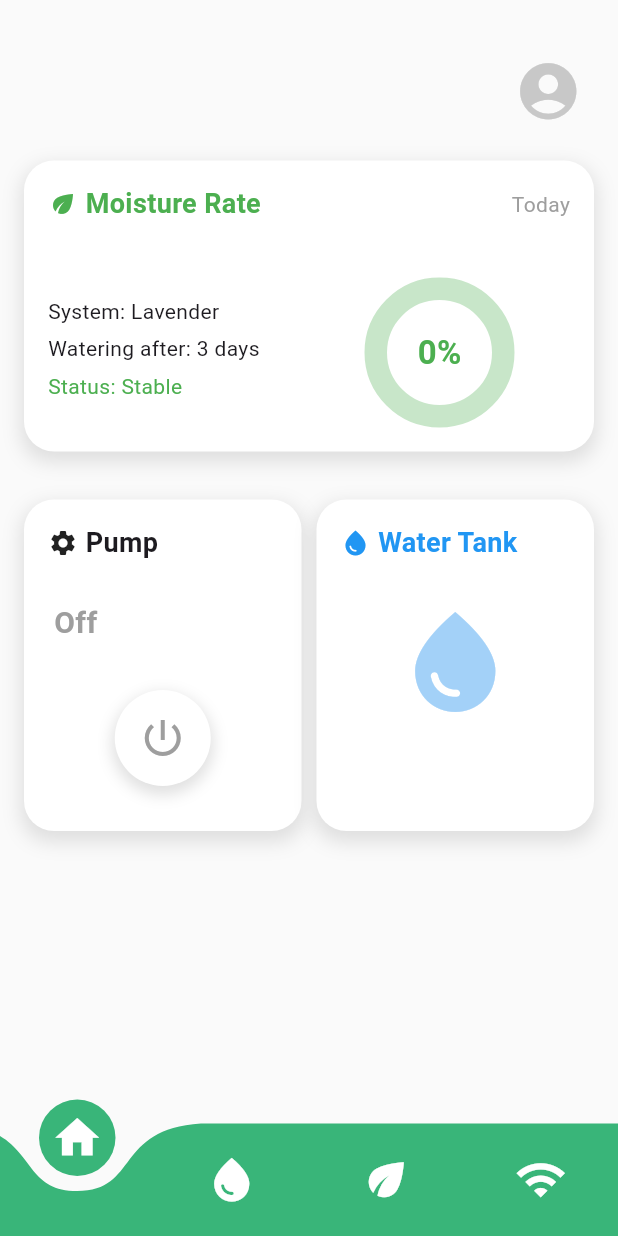
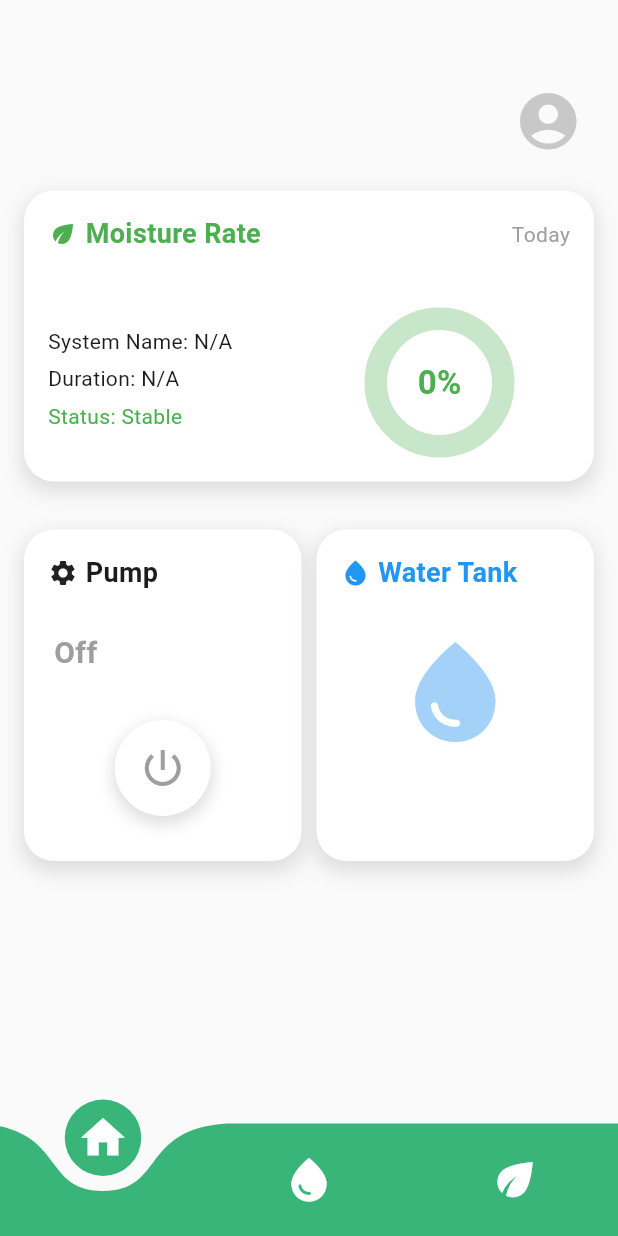
Before and after one commit to Abo-khalil/final_project, a Flutter app: the BottomBar screen opened directly with empty values, on a phone screen of 412 x 824 dp. Run offline on Flutter 3.47's test engine with Material 3 defaults, Android fonts, the phone set to English and light mode, and no system bars; drawn by our look-alikes of curved_navigation_bar, percent_indicator; our stand-ins replace firebase_core, firebase_database, image_picker, shared_preferences; accounts and stored records are empty; network calls fail.

Commit message:
edit responsive

```diff
--- a/lib/core/services/contact_usService.dart
+++ b/lib/core/services/contact_usService.dart
@@ -8,7 +8,7 @@ class ContactUsService {
     required String message,
   }) async {
     final url = Uri.parse(
-        'https://automatic-irrigation-system-eirp.vercel.app/api/user/cuntact-us');
+        'https://automatic-irrigation-system.vercel.app/api/user/cuntact-us');
 
     final body = {
       "subject": subject.trim(),
--- a/lib/core/services/system_services.dart
+++ b/lib/core/services/system_services.dart
@@ -141,7 +141,7 @@ static Future<void> editSystem({
       log("Response received");
       if (response.statusCode == 200 || response.statusCode == 201) {
         ScaffoldMessenger.of(context).showSnackBar(
-          const SnackBar(content: Text('System added successfully!')),
+          const SnackBar(content: Text('System edited successfully!')),
         );
       } else {
         ScaffoldMessenger.of(context).showSnackBar(
@@ -166,7 +166,7 @@ Future<bool> deleteSystem(String systemId) async {
       return false;
     }
 
-    final url = Uri.parse('https://automatic-irrigation-system.vercel.app/api/system/67f911a7ae724f11f3bddfab');
+    final url = Uri.parse('https://automatic-irrigation-system.vercel.app/api/system/$systemId');
 
     final response = await http.delete(
       url,
--- /dev/null
+++ b/lib/core/util/constatnt.dart
@@ -0,0 +1 @@
+Map<String,dynamic> globalSystem = {};
--- a/lib/pages/bottom_nav_bar/navigation_bar.dart
+++ b/lib/pages/bottom_nav_bar/navigation_bar.dart
@@ -24,7 +24,6 @@ class _BottomBar extends State<BottomBar> {
       Homepage(userData: widget.userData),
       const Systempage(),
       const AiPage(),
-      const DevicesPage(),
     ];
   }
 
@@ -58,11 +57,6 @@ class _BottomBar extends State<BottomBar> {
               color: Colors.white,
               size: 35,
             ),
-            Icon(
-              Icons.wifi,
-              color: Colors.white,
-              size: 35,
-            ),
           ]),
       body: pages[index],
     );
--- a/lib/pages/home_page/widgets/homepage_body.dart
+++ b/lib/pages/home_page/widgets/homepage_body.dart
@@ -17,8 +17,10 @@ class _HomepageBodyState extends State<HomepageBody> {
 
   @override
   Widget build(BuildContext context) {
-    return Column(
+    return SingleChildScrollView(
+      child: Column(
         children: [
+          const SizedBox(height: 20,),
           Padding(
             padding: const EdgeInsets.only(top: 30.0, right: 16),
             child: Row(
@@ -54,6 +56,7 @@ class _HomepageBodyState extends State<HomepageBody> {
             ),
           )
         ],
+      ),
     );
   }
 }
--- a/lib/pages/home_page/widgets/moistureRate.dart
+++ b/lib/pages/home_page/widgets/moistureRate.dart
@@ -1,9 +1,13 @@
+
+import 'dart:developer';
+
 import 'package:final_project/core/services/embedded.dart';
+import 'package:final_project/core/util/constatnt.dart';
 import 'package:flutter/material.dart';
 import 'package:percent_indicator/circular_percent_indicator.dart';
 
 class MoistureRate extends StatefulWidget {
-  const MoistureRate({super.key});
+  const MoistureRate({super.key, });
 
   @override
   State<MoistureRate> createState() => _MoistureRateState();
@@ -16,6 +20,7 @@ class _MoistureRateState extends State<MoistureRate> {
   void initState() {
     super.initState();
     loadHumidity();
+    log(globalSystem.toString());
   }
 
   Future<void> loadHumidity() async {
@@ -72,18 +77,18 @@ class _MoistureRateState extends State<MoistureRate> {
             padding: const EdgeInsets.all(8.0),
             child: Row(
               children: [
-                const Expanded(
+                 Expanded(
                   child: Column(
                     crossAxisAlignment: CrossAxisAlignment.start,
                     children: [
-                      Text("System: Lavender", style: TextStyle(fontSize: 14)),
-                      SizedBox(height: 5),
-                      Text("Watering after: 3 days",
-                          style: TextStyle(fontSize: 14)),
-                      SizedBox(height: 5),
-                      Text("Status: Stable",
+                      Text("System Name: ${globalSystem['name'] ?? 'N/A'}", style: TextStyle(fontSize: 14)),
+                      const SizedBox(height: 5),
+                      Text("Duration: ${globalSystem['duration'] ?? 'N/A'}",
+                          style: const TextStyle(fontSize: 14)),
+                      const SizedBox(height: 5),
+                      const Text("Status: Stable",
                           style: TextStyle(fontSize: 14, color: Colors.green)),
-                      SizedBox(height: 5),
+                      const SizedBox(height: 5),
                     ],
                   ),
                 ),
--- a/lib/pages/signup_page/widgets/signup_body.dart
+++ b/lib/pages/signup_page/widgets/signup_body.dart
@@ -1,5 +1,4 @@
 import 'package:final_project/core/services/auth_services.dart';
-import 'package:final_project/pages/bottom_nav_bar/navigation_bar.dart';
 import 'package:final_project/pages/otp_register/otpregister.dart';
 import 'package:final_project/pages/sign_In_page/sign_in.dart';
 import 'package:final_project/pages/signup_page/widgets/textform.dart';
```
Also changed, not shown: lib/pages/account_page/widgets/acountpagebody.dart (+1 -8 lines), lib/pages/create_Tank/widgets/createTankBody.dart (+4 -4 lines), lib/pages/system_activate/system_activate.dart (+18 -7 lines), 4 other files. Lines whose indentation alone changed are shown as unchanged.
